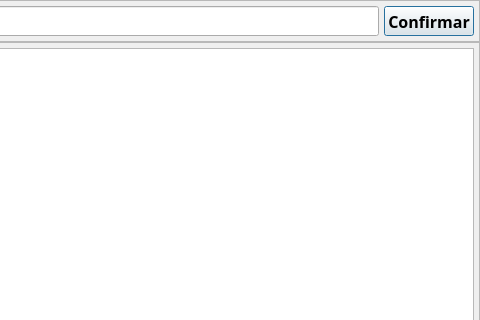
The window that app/views/ui/pesquisa_colaborador.ui (RafaelOmega/Recargas_2.0) describes before a commit, drawn with Qt 5; both pictures show x 177 to 657 and y 0 to 320 of the 657 by 450 pixel window.
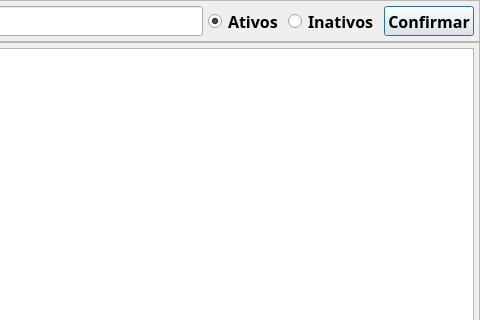
The same window after the commit.

Commit message: Adicionado checkbox de ativo no cadastro de colaboradores

Patch:
```diff
--- a/app/views/ui/pesquisa_colaborador.ui
+++ b/app/views/ui/pesquisa_colaborador.ui
@@ -95,6 +95,47 @@
         </property>
        </widget>
       </item>
+      <item>
+       <widget class="QRadioButton" name="rb_Ativo">
+        <property name="minimumSize">
+         <size>
+          <width>0</width>
+          <height>30</height>
+         </size>
+        </property>
+        <property name="maximumSize">
+         <size>
+          <width>16777215</width>
+          <height>30</height>
+         </size>
+        </property>
+        <property name="text">
+         <string>Ativos</string>
+        </property>
+        <property name="checked">
+         <bool>true</bool>
+        </property>
+       </widget>
+      </item>
+      <item>
+       <widget class="QRadioButton" name="rb_Inativo">
+        <property name="minimumSize">
+         <size>
+          <width>0</width>
+          <height>30</height>
+         </size>
+        </property>
+        <property name="maximumSize">
+         <size>
+          <width>16777215</width>
+          <height>30</height>
+         </size>
+        </property>
+        <property name="text">
+         <string>Inativos</string>
+        </property>
+       </widget>
+      </item>
       <item>
        <widget class="QPushButton" name="bt_Pesquisa">
         <property name="minimumSize">
```
The commit also changes 3 other files.
